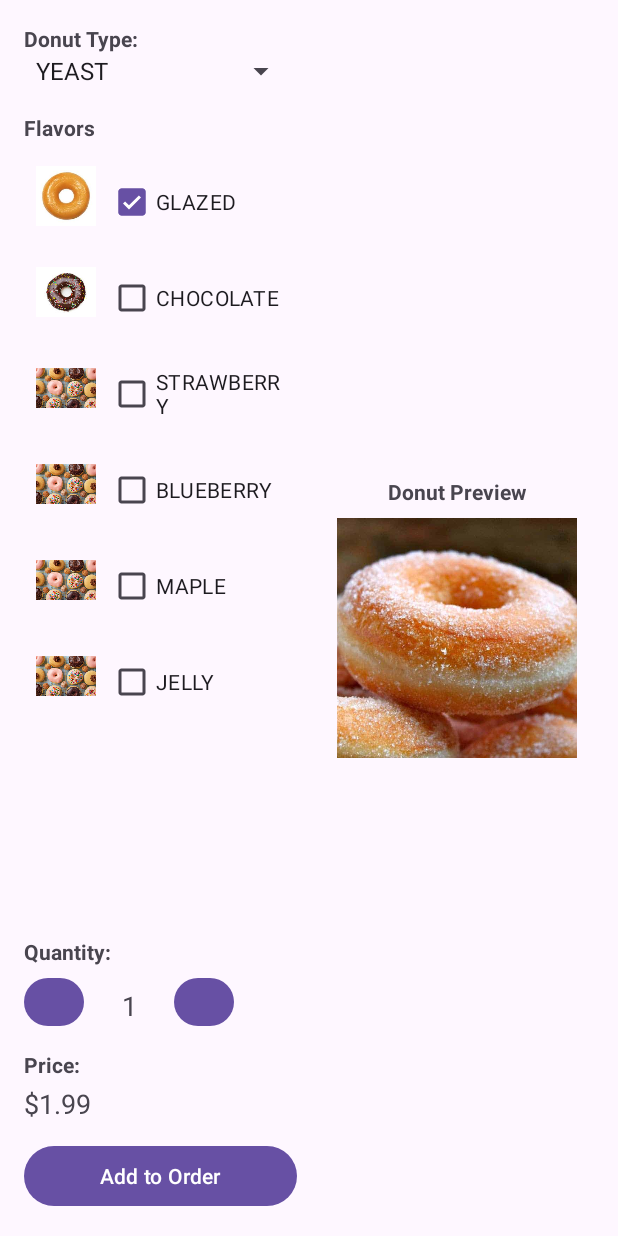
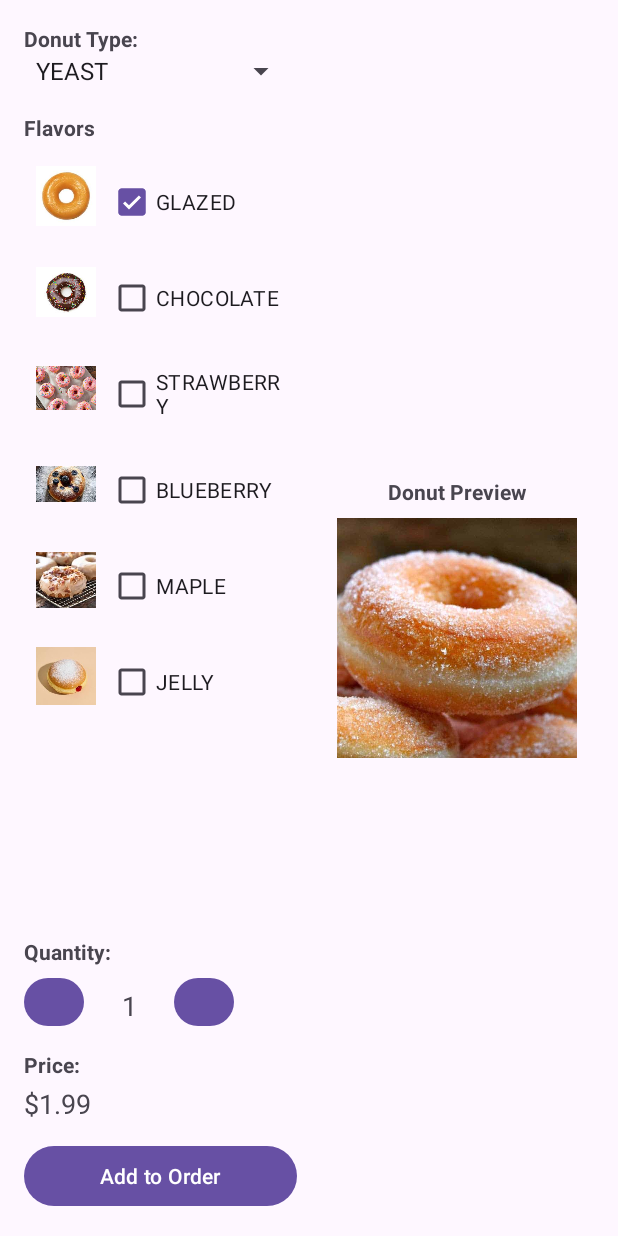
Before and after one commit to Brian-V21/AndroidProjectCs213, an Android app: the DonutActivity screen opened directly, with no data from a screen before it, after a tap on "GLAZED", on a phone screen of 412 x 824 dp. Run offline under Robolectric (Android 15) with nearby library versions, the phone set to English and light mode, and no system bars.

Commit message:
images added to donut flavors

```diff
--- a/app/src/main/AndroidManifest.xml
+++ b/app/src/main/AndroidManifest.xml
@@ -12,7 +12,7 @@
         android:supportsRtl="true"
         android:theme="@style/Theme.Project213">
         <activity
-            android:name=".MainActivity"
+            android:name=".activity.MainActivity"
             android:exported="true">
             <intent-filter>
                 <action android:name="android.intent.action.MAIN" />
--- a/app/src/main/java/com/example/project213/adapter/DonutFlavorsAdapter.java
+++ b/app/src/main/java/com/example/project213/adapter/DonutFlavorsAdapter.java
@@ -54,6 +54,18 @@ public class DonutFlavorsAdapter extends RecyclerView.Adapter<DonutFlavorsAdapte
             case GLAZED:
                 resId = R.drawable.flavor_glazed;
                 break;
+            case STRAWBERRY:
+                resId = R.drawable.flavor_strawberry;
+                break;
+            case BLUEBERRY:
+                resId = R.drawable.flavor_blueberry;
+                break;
+            case MAPLE:
+                resId = R.drawable.flavor_maple;
+                break;
+            case JELLY:
+                resId = R.drawable.flavor_jelly;
+                break;
             default: resId = R.drawable.donuts;
         }
         holder.flavorImage.setImageResource(resId);
--- a/app/src/main/java/model/Donut.java
+++ b/app/src/main/java/model/Donut.java
@@ -40,7 +40,10 @@ public class Donut extends MenuItem {
                 break;
             default: unit = 0;
         }
-        return unit * quantity;
+
+        double totalCost = unit * flavor.size();
+
+        return totalCost * quantity;
     }
 
     /**
```
Also changed, not shown: app/src/main/res/drawable/flavor_blueberry.jpg (added), app/src/main/res/drawable/flavor_jelly.jpg (added), app/src/main/res/drawable/flavor_maple.jpg (added), app/src/main/res/drawable/flavor_strawberry.jpg (added).
